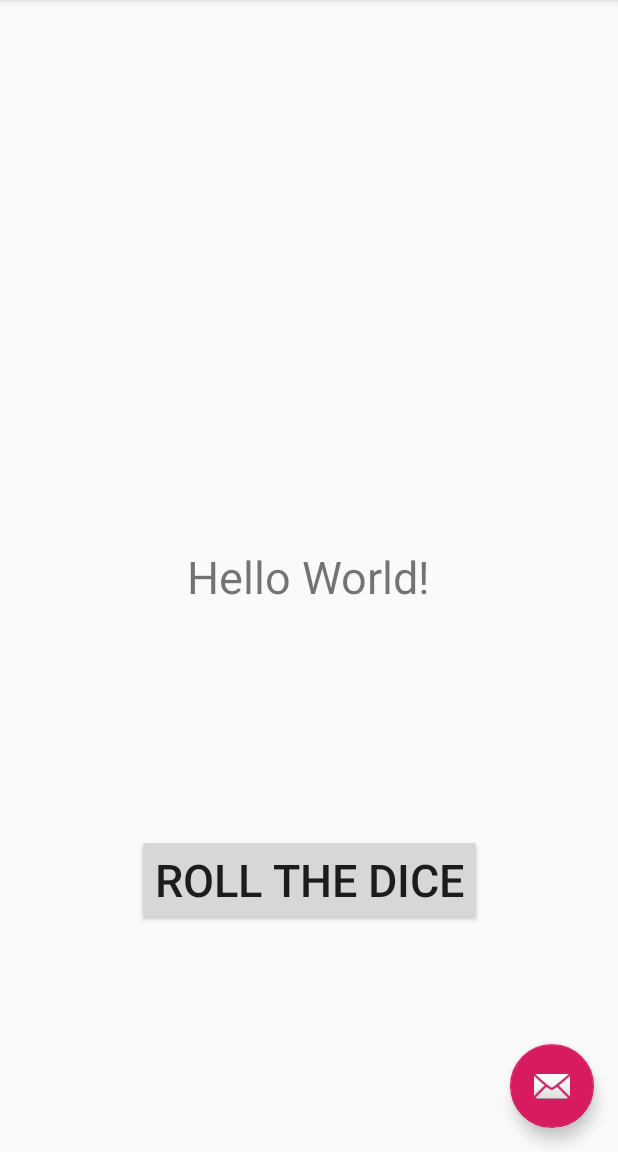
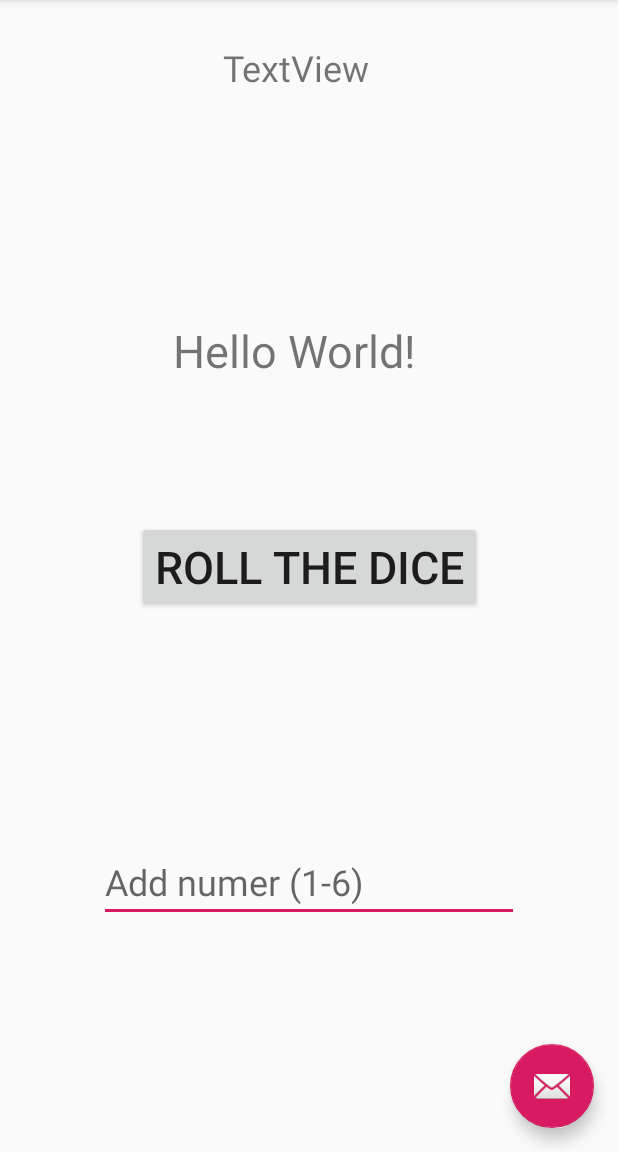
Before and after one commit to Taran2/DiceRoller2, an Android app: the screen it shows after launch (MainActivity), on a phone screen of 412 x 824 dp, the part 84-1236 px from its top. Run offline under Robolectric (Android 15) with nearby library versions, the phone set to English and light mode, and no system bars.

```diff
--- a/app/src/main/java/com/example/diceroller/MainActivity.java
+++ b/app/src/main/java/com/example/diceroller/MainActivity.java
@@ -1,4 +1,39 @@
 package com.example.diceroller;
+
+import android.app.Fragment;
+import android.os.Bundle;
+import android.view.Menu;
+import android.view.MenuItem;
+import android.view.View;
+import android.widget.Button;
+import android.widget.EditText;
+import android.widget.TextView;
+import android.widget.Toast;
+
+import androidx.appcompat.app.AppCompatActivity;
+
+import com.google.android.material.floatingactionbutton.FloatingActionButton;
+import com.google.android.material.snackbar.Snackbar;
+
+import java.util.Random;
+
+
+
+import android.os.Bundle;
+import android.view.Menu;
+import android.view.MenuItem;
+import android.view.View;
+import android.widget.TextView;
+import android.widget.Toast;
+
+import androidx.appcompat.app.AppCompatActivity;
+
+import com.google.android.material.floatingactionbutton.FloatingActionButton;
+import com.google.android.material.snackbar.Snackbar;
+
+import java.util.Random;
+
+
 
 import android.os.Bundle;
 
@@ -12,15 +47,36 @@ import android.view.View;
 import android.view.Menu;
 import android.view.MenuItem;
 import android.widget.TextView;
+import android.widget.Toast;
 
 import java.util.Random;
 
+
 public class MainActivity extends AppCompatActivity {
+
+    private Button validate;
+    private Object numbertofind;
+    private int counter = 0;
+    private TextView a;
+    private TextView TN;
+    private EditText Input_Num;
+    private TextView G;
+
+
+
 
     @Override
     protected void onCreate(Bundle savedInstanceState) {
         super.onCreate(savedInstanceState);
         setContentView(R.layout.activity_main);
+
+        G = (TextView) findViewById(R.id.msg);
+        Input_Num = (EditText) findViewById(R.id.numberEntered);
+        a = (TextView) findViewById(R.id.counter);
+        TN = (TextView) findViewById(R.id.cview);
+
+
+
         Toolbar toolbar = findViewById(R.id.toolbar);
         setSupportActionBar(toolbar);
 
@@ -65,5 +121,16 @@ public class MainActivity extends AppCompatActivity {
 
         tv.setText(Integer.toString(number));
 
+        int n = Integer.parseInt(Input_Num.getText ().toString());
+
+            if (n < 1 || n > 6){
+                Toast.makeText(this, "Invalid Input", Toast.LENGTH_SHORT);
+            } else if (n == number){
+                Toast.makeText(this, "Congratulations", Toast.LENGTH_SHORT);
+
+                counter = counter +1;
+
+                a.setText(Integer.toString(counter));
+            }
     }
 }
--- a/app/src/main/res/layout/content_main.xml
+++ b/app/src/main/res/layout/content_main.xml
@@ -15,9 +15,11 @@
         android:text="Hello World!"
         android:textSize="30sp"
         app:layout_constraintBottom_toBottomOf="parent"
+        app:layout_constraintHorizontal_bias="0.463"
         app:layout_constraintLeft_toLeftOf="parent"
         app:layout_constraintRight_toRightOf="parent"
-        app:layout_constraintTop_toTopOf="parent" />
+        app:layout_constraintTop_toTopOf="parent"
+        app:layout_constraintVertical_bias="0.293" />
 
     <Button
         android:id="@+id/button"
@@ -29,6 +31,35 @@
         app:layout_constraintBottom_toBottomOf="parent"
         app:layout_constraintEnd_toEndOf="parent"
         app:layout_constraintStart_toStartOf="parent"
-        app:layout_constraintTop_toBottomOf="@+id/textView" />
+        app:layout_constraintTop_toBottomOf="@+id/textView"
+        app:layout_constraintVertical_bias="0.206" />
+
+    <EditText
+        android:id="@+id/numberEntered"
+        android:layout_width="wrap_content"
+        android:layout_height="wrap_content"
+        android:ems="10"
+        android:hint="Add numer (1-6)"
+        android:inputType="number"
+        android:onClick="on_button_click"
+        android:textSize="24sp"
+        app:layout_constraintBottom_toBottomOf="parent"
+        app:layout_constraintEnd_toEndOf="parent"
+        app:layout_constraintStart_toStartOf="parent"
+        app:layout_constraintTop_toBottomOf="@+id/button" />
+
+    <TextView
+        android:id="@+id/textView2"
+        android:layout_width="wrap_content"
+        android:layout_height="wrap_content"
+        android:onClick="on_button_click"
+        android:text="TextView"
+        android:textSize="24sp"
+        app:layout_constraintBottom_toBottomOf="parent"
+        app:layout_constraintEnd_toEndOf="parent"
+        app:layout_constraintHorizontal_bias="0.474"
+        app:layout_constraintStart_toStartOf="parent"
+        app:layout_constraintTop_toTopOf="parent"
+        app:layout_constraintVertical_bias="0.039" />
 
 </androidx.constraintlayout.widget.ConstraintLayout>
--- /dev/null
+++ b/app/src/main/res/values/ids.xml
@@ -0,0 +1,6 @@
+<?xml version="1.0" encoding="utf-8"?>
+<resources>
+    <item name="msg" type="id" />
+    <item name="counter" type="id" />
+    <item name="cview" type="id" />
+</resources>
```
